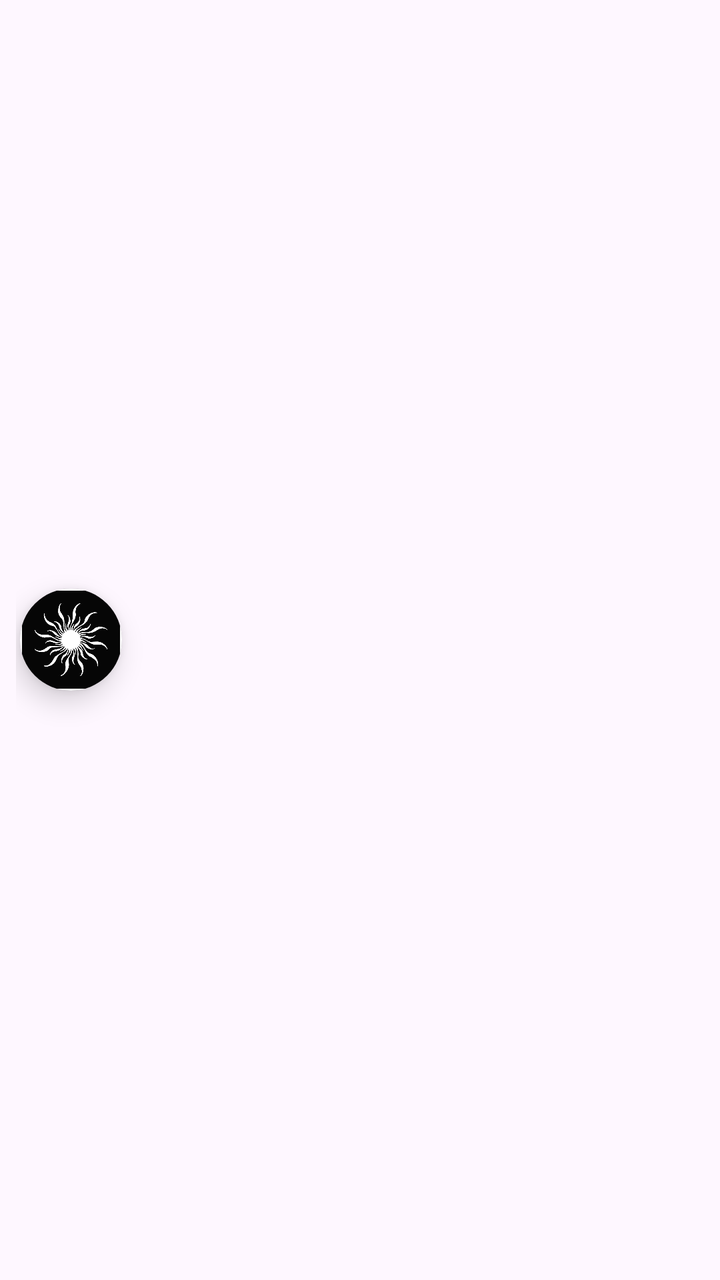
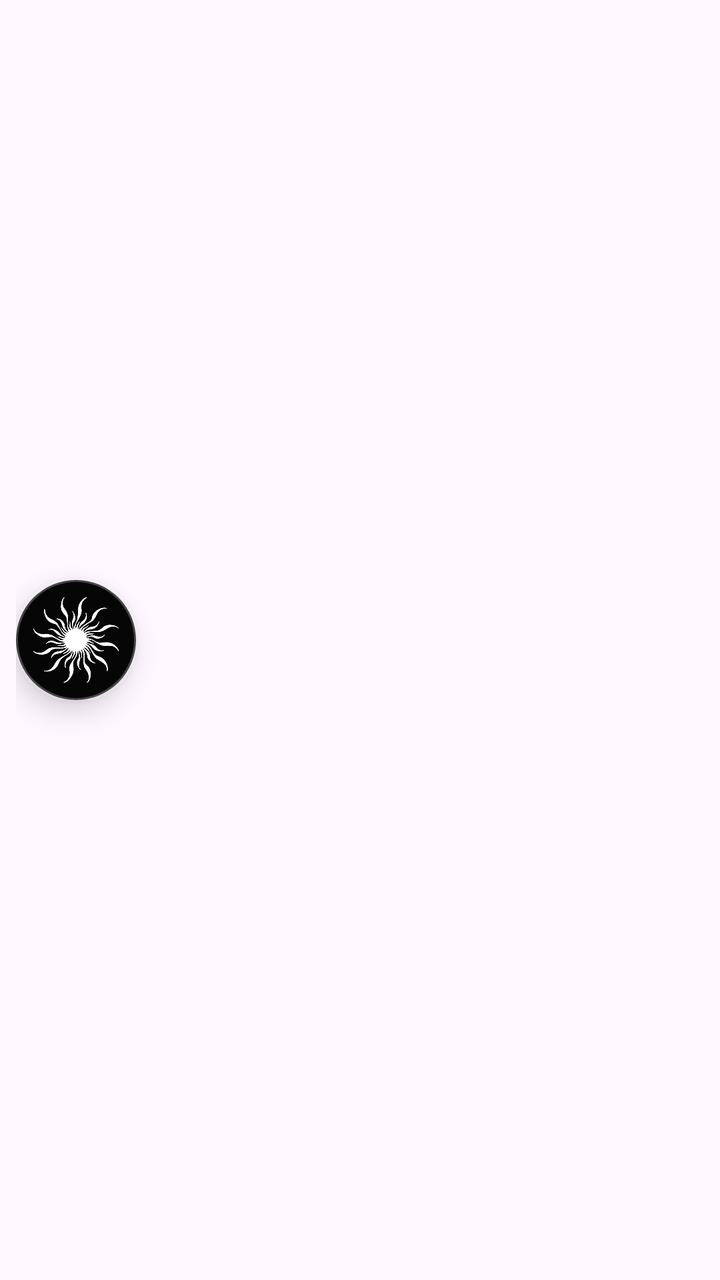

An Android layout rendered at two revisions. The XML below is the earlier revision; the diff shows what the commit changed to produce the second picture.
<!-- AndroidManifest.xml: application theme Theme.ElysiumGuild -->
<!-- res/layout/layout_boss_bubble.xml -->
<?xml version="1.0" encoding="utf-8"?>
<LinearLayout xmlns:android="http://schemas.android.com/apk/res/android"
    xmlns:app="http://schemas.android.com/apk/res-auto"
    android:layout_width="wrap_content"
    android:layout_height="wrap_content"
    android:orientation="horizontal"
    android:gravity="center_vertical"
    android:padding="8dp">

    <com.google.android.material.imageview.ShapeableImageView
        android:id="@+id/bubble_icon"
        android:layout_width="55dp"
        android:layout_height="55dp"
        android:src="@drawable/zoomed_logo"
        android:background="@drawable/bg_bubble"
        android:elevation="8dp"
        android:contentDescription="Elysium Bubble"
        android:scaleType="centerCrop"
        android:padding="2dp"
        app:shapeAppearanceOverlay="@style/CircleAppearance" />

    <LinearLayout
        android:id="@+id/timer_list_container"
        android:layout_width="wrap_content"
        android:layout_height="wrap_content"
        android:layout_marginStart="8dp"
        android:background="@drawable/bg_timer_box"
        android:paddingHorizontal="12dp"
        android:paddingVertical="8dp"
        android:visibility="gone"
        android:elevation="6dp">

        <TextView
            android:id="@+id/next_boss_timer"
            android:layout_width="wrap_content"
            android:layout_height="wrap_content"
            android:text="Loading..."
            android:textColor="@color/timer_text_color"
            android:textStyle="bold"
            android:textSize="14sp" />
    </LinearLayout>

</LinearLayout>
<!-- resources referenced by this layout -->
<resources>
  <color name="timer_text_color">#1C1B1F</color>
  <!-- drawable bg_bubble (drawable) -->
  <?xml version="1.0" encoding="utf-8"?>
  <shape xmlns:android="http://schemas.android.com/apk/res/android"
      android:shape="oval">
      <solid android:color="@color/bubble_bg_color" />
      <stroke
          android:width="2dp"
          android:color="@color/bubble_stroke_color" />
  </shape>
  <!-- drawable bg_timer_box (drawable) -->
  <?xml version="1.0" encoding="utf-8"?>
  <shape xmlns:android="http://schemas.android.com/apk/res/android">
      <solid android:color="#CC0B0B1A" />
      <corners android:radius="12dp" />
      <stroke
          android:width="1dp"
          android:color="#40FFFFFF" />
  </shape>
  <!-- drawable zoomed_logo (drawable) -->
  <?xml version="1.0" encoding="utf-8"?>
  <inset xmlns:android="http://schemas.android.com/apk/res/android"
      android:drawable="@drawable/logo"
      android:insetLeft="10dp"
      android:insetTop="10dp"
      android:insetRight="10dp"
      android:insetBottom="10dp" />
  <style name="CircleAppearance">
          <item name="cornerSize">50%</item>
      </style>
  <style name="Theme.ElysiumGuild" parent="Theme.Material3.DayNight.NoActionBar">
          
          <item name="colorPrimary">@color/primary</item>
          <item name="colorOnPrimary">@color/on_primary</item>
          <item name="colorPrimaryContainer">@color/primary_container</item>
          <item name="colorOnPrimaryContainer">@color/on_primary_container</item>
          
          
          <item name="colorSecondary">@color/secondary</item>
          <item name="colorOnSecondary">@color/on_secondary</item>
          <item name="colorSecondaryContainer">@color/secondary_container</item>
          <item name="colorOnSecondaryContainer">@color/on_secondary_container</item>
          
          
          <item name="android:statusBarColor">@color/surface</item>
          <item name="android:windowLightStatusBar">true</item>
          
          
          <item name="android:navigationBarColor">@color/surface</item>
          <item name="android:windowLightNavigationBar">true</item>
      </style>
  <color name="bubble_bg_color">#E6FFFFFF</color>
  <color name="bubble_stroke_color">#40000000</color>
  <!-- drawable logo: png bitmap (drawable, 93238 bytes) -->
  <color name="primary">#9333EA</color>
  <color name="on_primary">#FFFFFF</color>
  <color name="primary_container">#7C3AED</color>
  <color name="on_primary_container">#EDE9FE</color>
  <color name="secondary">#0EA5E9</color>
  <color name="on_secondary">#FFFFFF</color>
  <color name="secondary_container">#0284C7</color>
  <color name="on_secondary_container">#E0F2FE</color>
  <color name="surface">#0F0F23</color>
</resources>

<!-- the commit's change to res/layout/layout_boss_bubble.xml (unified diff, before → after) -->
@@ -9,15 +9,17 @@
 
     <com.google.android.material.imageview.ShapeableImageView
         android:id="@+id/bubble_icon"
-        android:layout_width="55dp"
-        android:layout_height="55dp"
+        android:layout_width="60dp"
+        android:layout_height="60dp"
         android:src="@drawable/zoomed_logo"
-        android:background="@drawable/bg_bubble"
+        android:background="@color/black_background"
         android:elevation="8dp"
         android:contentDescription="Elysium Bubble"
         android:scaleType="centerCrop"
-        android:padding="2dp"
-        app:shapeAppearanceOverlay="@style/CircleAppearance" />
+        android:padding="0dp"
+        app:shapeAppearanceOverlay="@style/CircleAppearance"
+        app:strokeWidth="2dp"
+        app:strokeColor="@color/bubble_stroke_color" />
 
     <LinearLayout
         android:id="@+id/timer_list_container"
<!-- resource entries referenced after the edit -->
@@ -1,15 +1,8 @@
 <!-- resources referenced by this layout -->
 <resources>
-  <color name="timer_text_color">#1C1B1F</color>
-  <!-- drawable bg_bubble (drawable) -->
-  <?xml version="1.0" encoding="utf-8"?>
-  <shape xmlns:android="http://schemas.android.com/apk/res/android"
-      android:shape="oval">
-      <solid android:color="@color/bubble_bg_color" />
-      <stroke
-          android:width="2dp"
-          android:color="@color/bubble_stroke_color" />
-  </shape>
+  <color name="black_background">#000000</color>
+  <color name="bubble_stroke_color">#40FFFFFF</color>
+  <color name="timer_text_color">#FFFFFF</color>
   <!-- drawable bg_timer_box (drawable) -->
   <?xml version="1.0" encoding="utf-8"?>
   <shape xmlns:android="http://schemas.android.com/apk/res/android">
@@ -51,8 +44,6 @@
           <item name="android:navigationBarColor">@color/surface</item>
           <item name="android:windowLightNavigationBar">true</item>
       </style>
-  <color name="bubble_bg_color">#E6FFFFFF</color>
-  <color name="bubble_stroke_color">#40000000</color>
   <!-- drawable logo: png bitmap (drawable, 93238 bytes) -->
   <color name="primary">#9333EA</color>
   <color name="on_primary">#FFFFFF</color>
